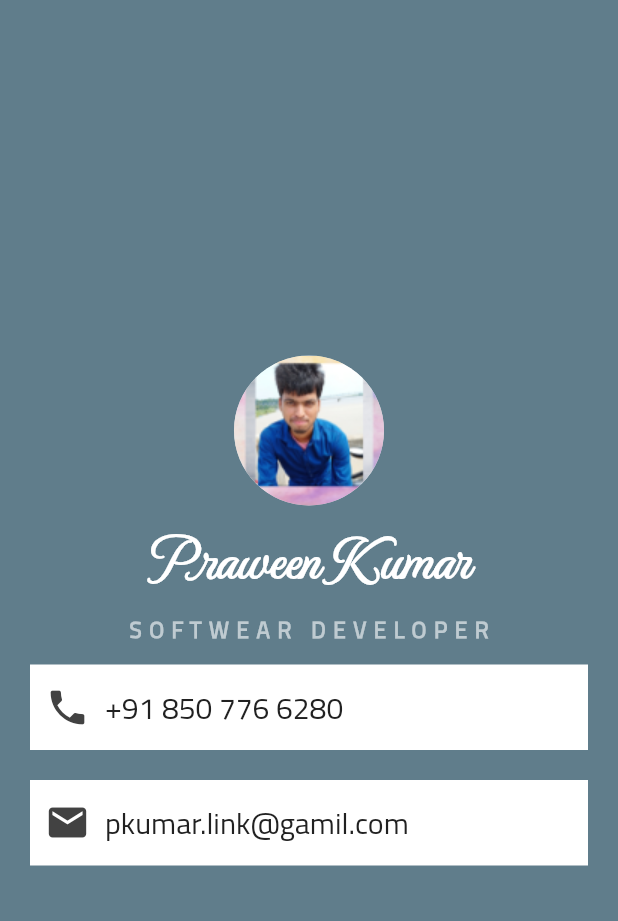
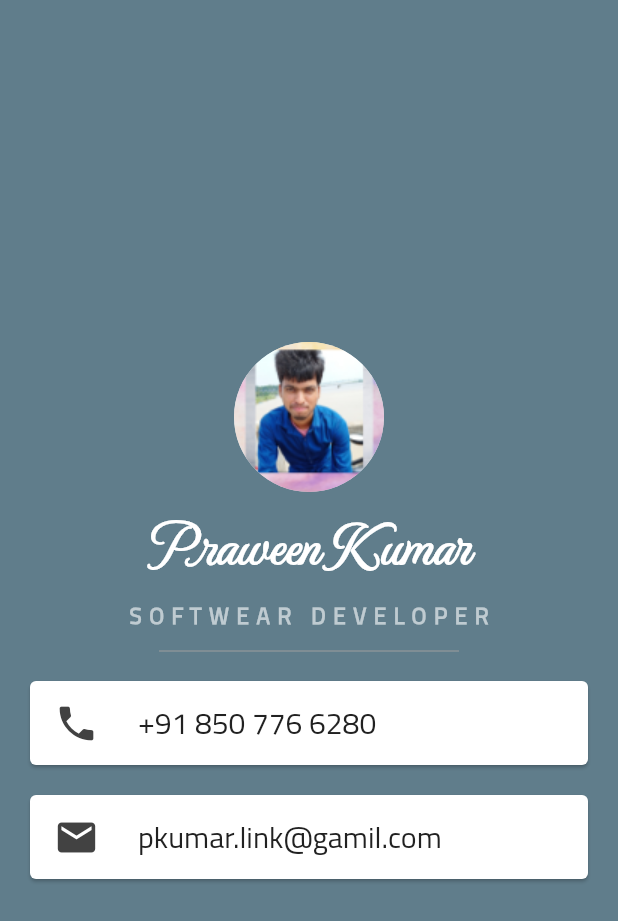
Before and after one commit to praween-link/MyFlutter, a Flutter app: the screen it shows after launch, on a phone screen of 412 x 824 dp. Shown: the top 921 px of the screen. Run offline on Flutter 3.47's test engine with Material 2 defaults, Android fonts, the phone set to English and light mode, and no system bars.

Commit message:
Flutter-8 commit: Card, Divider and Design login page

```diff
--- a/lib/main.dart
+++ b/lib/main.dart
@@ -54,45 +54,44 @@ class _MyAppState extends State<MyApp> {
                       fontFamily: 'Cairo',
                       letterSpacing: 5.0),
                 ),
-                Container(
+
+                SizedBox(
+                  height: 20.0,
+                  width: 200.0,
+                  child: Divider(
+                    color: Colors.grey.shade500,
+                  )
+                ),
+                Card(
                   color: Colors.white,
                   margin:
                       EdgeInsets.symmetric(horizontal: 20.0, vertical: 10.0),
-                  padding:
-                      EdgeInsets.symmetric(horizontal: 10.0, vertical: 10.0),
-                  child: Row(
-                    children: <Widget>[
-                      Icon(
+                  child: ListTile(
+                    leading: Icon(
                       Icons.phone,
                       color: Colors.grey.shade800,
                       size: 30.0,
                     ),
-                      SizedBox(width: 10.0),
-                      Text(
+                    title: Text(
                       '+91 850 776 6280',
                       style: TextStyle(
                           color: Colors.grey.shade900,
                           fontSize: 20.0,
                           fontFamily: 'Cairo'),
                     ),
-                    ],
                   ),
                 ),
-                Container(
+                Card(
                     color: Colors.white,
                     margin:
                         EdgeInsets.symmetric(horizontal: 20.0, vertical: 10.0),
-                  padding:
-                      EdgeInsets.symmetric(horizontal: 10.0, vertical: 10.0),
-                  child: Row(
-                    children: <Widget>[
-                      Icon(
+                    child: ListTile(
+                      leading: Icon(
                         Icons.email,
                         color: Colors.grey.shade800,
                         size: 30.0,
                       ),
-                      SizedBox(width: 10.0),
-                      Text(
+                      title: Text(
                         'pkumar.link@gamil.com',
                         style: TextStyle(
                           color: Colors.grey.shade900,
@@ -100,9 +99,7 @@ class _MyAppState extends State<MyApp> {
                           fontFamily: 'Cairo',
                         ),
                       ),
-                    ],
-                  ),
-                ),
+                    )),
               ],
             ),
           ),
```
Lines whose indentation alone changed are shown as unchanged.
